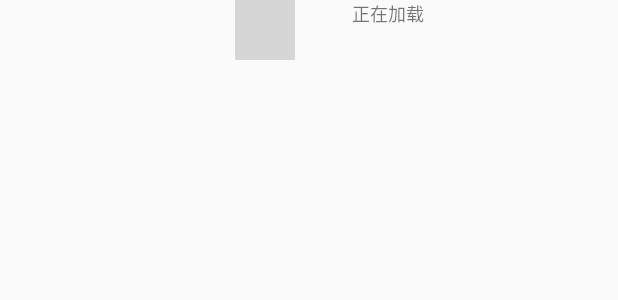
After one commit to zjxtwvf/GuaZhiCar, an Android app: the layout refresh_loading.xml on its own in the app's theme, with its tools: preview values and no code run, on a phone screen of 412 x 824 dp. The commit adds this screen. Shown: the top 300 px of the screen. Run offline under Robolectric (Android 15) with nearby library versions, the phone set to English and light mode, and no system bars.

Commit message:
recyclevie下拉刷新实现

```diff
--- a/app/src/main/java/com/terminator/zjxtwvf/guazi/di/modules/NetModule.java
+++ b/app/src/main/java/com/terminator/zjxtwvf/guazi/di/modules/NetModule.java
@@ -28,8 +28,8 @@ public class NetModule {
         HttpLoggingInterceptor loggingInterceptor = new HttpLoggingInterceptor();
         loggingInterceptor.setLevel(BuildConfig.DEBUG?HttpLoggingInterceptor.Level.BODY:HttpLoggingInterceptor.Level.NONE);
         OkHttpClient okHttpClient = new OkHttpClient.Builder()
-                .connectTimeout(10, TimeUnit.SECONDS)
-                .readTimeout(10,TimeUnit.SECONDS)
+                .connectTimeout(5, TimeUnit.SECONDS)
+                .readTimeout(5,TimeUnit.SECONDS)
                 .addInterceptor(loggingInterceptor)
                 .addNetworkInterceptor(new NetworkInterceptor())
                 .build();
--- a/app/src/main/java/com/terminator/zjxtwvf/guazi/view/fragment/PersenalFragment.java
+++ b/app/src/main/java/com/terminator/zjxtwvf/guazi/view/fragment/PersenalFragment.java
@@ -48,9 +48,6 @@ public class PersenalFragment extends BaseFragment implements PersonalContract.V
     LinearLayout mLlPersonaRecomendList;
     @Bind(R.id.recycler_personal_recomend)
     RecyclerView mLlPersonalRecomend;
-
-
-    //HomeAdapter mHomeAdapter;
 
     @Inject
     PersonnalPresenter mPersonnalPresenter;
--- /dev/null
+++ b/app/src/main/res/drawable/list_refresh_loading_animation.xml
@@ -0,0 +1,30 @@
+<?xml version="1.0" encoding="utf-8"?>
+<animation-list
+  xmlns:android="http://schemas.android.com/apk/res/android">
+    <item android:duration="50" android:drawable="@drawable/list_loading_1" />
+    <item android:duration="50" android:drawable="@drawable/list_loading_2" />
+    <item android:duration="50" android:drawable="@drawable/list_loading_3" />
+    <item android:duration="50" android:drawable="@drawable/list_loading_4" />
+    <item android:duration="50" android:drawable="@drawable/list_loading_5" />
+    <item android:duration="50" android:drawable="@drawable/list_loading_6" />
+    <item android:duration="50" android:drawable="@drawable/list_loading_7" />
+    <item android:duration="50" android:drawable="@drawable/list_loading_8" />
+    <item android:duration="50" android:drawable="@drawable/list_loading_9" />
+    <item android:duration="50" android:drawable="@drawable/list_loading_10" />
+    <item android:duration="50" android:drawable="@drawable/list_loading_11" />
+    <item android:duration="50" android:drawable="@drawable/list_loading_12" />
+    <item android:duration="50" android:drawable="@drawable/list_loading_13" />
+    <item android:duration="50" android:drawable="@drawable/list_loading_14" />
+    <item android:duration="50" android:drawable="@drawable/list_loading_15" />
+    <item android:duration="50" android:drawable="@drawable/list_loading_16" />
+    <item android:duration="50" android:drawable="@drawable/list_loading_17" />
+    <item android:duration="50" android:drawable="@drawable/list_loading_18" />
+    <item android:duration="50" android:drawable="@drawable/list_loading_19" />
+    <item android:duration="50" android:drawable="@drawable/list_loading_20" />
+    <item android:duration="50" android:drawable="@drawable/list_loading_21" />
+    <item android:duration="50" android:drawable="@drawable/list_loading_22" />
+    <item android:duration="50" android:drawable="@drawable/list_loading_23" />
+    <item android:duration="50" android:drawable="@drawable/list_loading_24" />
+    <item android:duration="50" android:drawable="@drawable/list_loading_25" />
+    <item android:duration="50" android:drawable="@drawable/list_loading_26" />
+</animation-list>
--- /dev/null
+++ b/app/src/main/res/drawable/load_image_progressbar.xml
@@ -0,0 +1,3 @@
+<?xml version="1.0" encoding="utf-8"?>
+<rotate android:drawable="@drawable/progress_bar" android:fromDegrees="360.0" android:toDegrees="0.0" android:pivotX="50.0%" android:pivotY="50.0%"
+  xmlns:android="http://schemas.android.com/apk/res/android" />
--- /dev/null
+++ b/app/src/main/res/layout/refresh_loading.xml
@@ -0,0 +1,28 @@
+<?xml version="1.0" encoding="utf-8"?>
+<RelativeLayout xmlns:android="http://schemas.android.com/apk/res/android"
+    android:layout_width="match_parent"
+    android:layout_height="40dp"
+    >
+
+    <LinearLayout
+        android:layout_centerInParent="true"
+        android:layout_width="wrap_content"
+        android:layout_height="wrap_content"
+        android:orientation="horizontal"
+        >
+        <ImageView
+            android:id="@+id/iv_list_refresh"
+            android:layout_width="wrap_content"
+            android:layout_height="wrap_content"
+            android:src="@drawable/list_refresh_loading_animation"
+            />
+        <TextView
+            android:id="@+id/tv_list_refresh"
+            android:layout_marginLeft="10dp"
+            android:layout_width="wrap_content"
+            android:layout_height="wrap_content"
+            android:textSize="12sp"
+            android:text="正在加载"
+            />
+    </LinearLayout>
+</RelativeLayout>
```
Also changed, not shown: app/src/main/java/com/terminator/zjxtwvf/guazi/model/api/ApiService.java (+34 -0 lines), app/src/main/java/com/terminator/zjxtwvf/guazi/model/entity/BannerAdsEntity.java (added, +236 -0 lines), app/src/main/java/com/terminator/zjxtwvf/guazi/presenter/SellCarContract.java (+3 -6 lines), app/src/main/java/com/terminator/zjxtwvf/guazi/presenter/SellCarPresenter.java (+33 -0 lines), app/src/main/java/com/terminator/zjxtwvf/guazi/view/adapter/HomeAdapter.java (+78 -11 lines), app/src/main/java/com/terminator/zjxtwvf/guazi/view/fragment/SellCarFragment.java (+11 -3 lines), app/src/main/java/com/terminator/zjxtwvf/guazi/view/widget/RefreshRecyclerView.java (added, +89 -0 lines), app/src/main/res/layout/activity_buycar_fragment.xml (+10 -2 lines).
